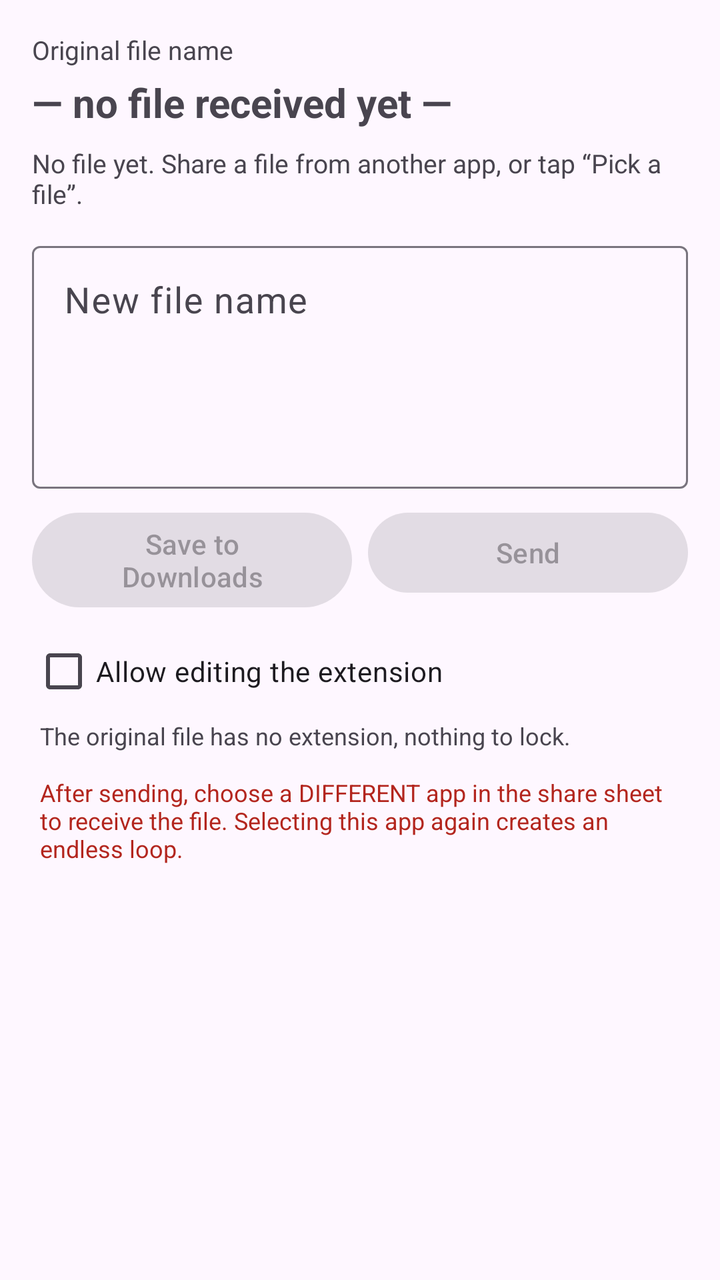
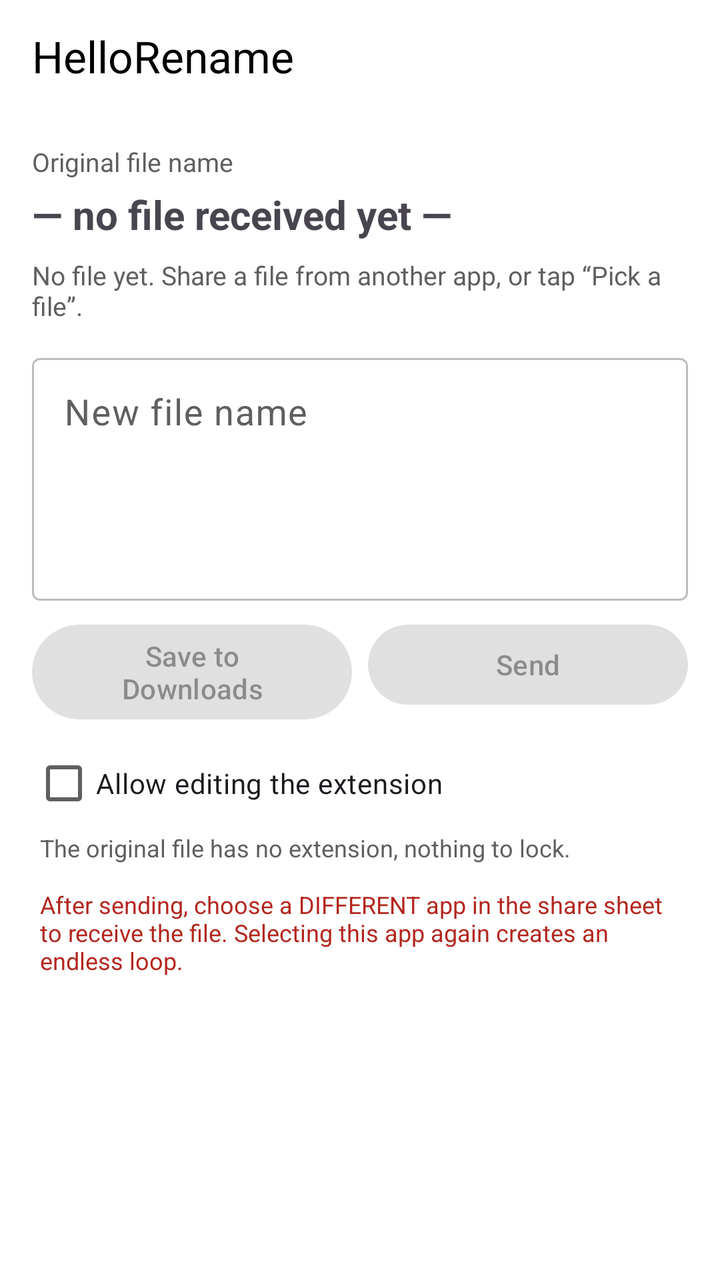

An Android layout rendered at two revisions. The XML below is the earlier revision; the diff shows what the commit changed to produce the second picture.
<!-- AndroidManifest.xml: application theme Theme.Hellorename -->
<!-- res/layout/activity_main.xml -->
<?xml version="1.0" encoding="utf-8"?>
<ScrollView xmlns:android="http://schemas.android.com/apk/res/android"
    xmlns:app="http://schemas.android.com/apk/res-auto"
    android:layout_width="match_parent"
    android:layout_height="match_parent"
    android:fillViewport="true">

    <LinearLayout
        android:layout_width="match_parent"
        android:layout_height="wrap_content"
        android:orientation="vertical"
        android:padding="16dp">

        
        <TextView
            android:id="@+id/oldNameLabel"
            android:layout_width="wrap_content"
            android:layout_height="wrap_content"
            android:text="@string/label_original_name"
            android:textColor="?attr/colorOnSurfaceVariant"
            android:textSize="13sp" />

        <TextView
            android:id="@+id/oldNameText"
            android:layout_width="match_parent"
            android:layout_height="wrap_content"
            android:layout_marginTop="4dp"
            android:text="@string/old_name_none"
            android:textIsSelectable="true"
            android:textSize="20sp"
            android:textStyle="bold" />

        <com.google.android.material.button.MaterialButton
            android:id="@+id/pickButton"
            style="@style/Widget.Material3.Button.TonalButton"
            android:layout_width="wrap_content"
            android:layout_height="wrap_content"
            android:layout_marginTop="8dp"
            android:text="@string/action_pick"
            android:visibility="gone" />

        <TextView
            android:id="@+id/statusText"
            android:layout_width="match_parent"
            android:layout_height="wrap_content"
            android:layout_marginTop="8dp"
            android:text="@string/status_no_file"
            android:textColor="?attr/colorOnSurfaceVariant"
            android:textSize="13sp" />

        
        <com.google.android.material.textfield.TextInputLayout
            android:id="@+id/nameInputLayout"
            style="@style/Widget.Material3.TextInputLayout.OutlinedBox"
            android:layout_width="match_parent"
            android:layout_height="wrap_content"
            android:layout_marginTop="12dp"
            android:hint="@string/hint_new_name"
            app:endIconMode="none">

            <com.google.android.material.textfield.TextInputEditText
                android:id="@+id/nameInput"
                android:layout_width="match_parent"
                android:layout_height="wrap_content"
                android:gravity="top|start"
                android:inputType="textMultiLine|textNoSuggestions"
                android:maxLines="10"
                android:minLines="4"
                android:textSize="18sp" />
        </com.google.android.material.textfield.TextInputLayout>

        
        <LinearLayout
            android:layout_width="match_parent"
            android:layout_height="wrap_content"
            android:layout_marginTop="8dp"
            android:baselineAligned="false"
            android:orientation="horizontal">

            <com.google.android.material.button.MaterialButton
                android:id="@+id/saveButton"
                style="@style/Widget.Material3.Button.TonalButton"
                android:layout_width="0dp"
                android:layout_height="wrap_content"
                android:layout_marginEnd="8dp"
                android:layout_weight="1"
                android:enabled="false"
                android:text="@string/action_save" />

            <com.google.android.material.button.MaterialButton
                android:id="@+id/sendButton"
                android:layout_width="0dp"
                android:layout_height="wrap_content"
                android:layout_weight="1"
                android:enabled="false"
                android:text="@string/action_send" />
        </LinearLayout>

        <ProgressBar
            android:id="@+id/progress"
            style="?android:attr/progressBarStyleHorizontal"
            android:layout_width="match_parent"
            android:layout_height="wrap_content"
            android:layout_marginTop="8dp"
            android:indeterminate="true"
            android:max="100"
            android:visibility="gone" />

        <com.google.android.material.checkbox.MaterialCheckBox
            android:id="@+id/allowExtCheck"
            android:layout_width="match_parent"
            android:layout_height="wrap_content"
            android:layout_marginTop="4dp"
            android:text="@string/allow_edit_ext" />

        <TextView
            android:id="@+id/hintText"
            android:layout_width="match_parent"
            android:layout_height="wrap_content"
            android:layout_marginStart="4dp"
            android:text="@string/hint_no_ext"
            android:textColor="?attr/colorOnSurfaceVariant"
            android:textSize="12sp" />

        
        <TextView
            android:id="@+id/warningText"
            android:layout_width="match_parent"
            android:layout_height="wrap_content"
            android:layout_marginStart="4dp"
            android:layout_marginTop="12dp"
            android:text="@string/warn_no_loop"
            android:textColor="@color/status_error"
            android:textSize="12sp" />
    </LinearLayout>
</ScrollView>
<!-- resources referenced by this layout -->
<resources>
  <color name="status_error">#B3261E</color>
  <string name="action_pick">Pick a file</string>
  <string name="action_save">Save to Downloads</string>
  <string name="action_send">Send</string>
  <string name="allow_edit_ext">Allow editing the extension</string>
  <string name="hint_new_name">New file name</string>
  <string name="hint_no_ext">The original file has no extension, nothing to lock.</string>
  <string name="label_original_name">Original file name</string>
  <string name="old_name_none">— no file received yet —</string>
  <string name="status_no_file">No file yet. Share a file from another app, or tap “Pick a file”.</string>
  <string name="warn_no_loop">After sending, choose a DIFFERENT app in the share sheet to receive the file. Selecting this app again creates an endless loop.</string>
  <style name="Theme.Hellorename" parent="Theme.Material3.DayNight">
          <item name="colorPrimary">@color/brand_primary</item>
          <item name="colorOnPrimary">@color/brand_on_primary</item>
          <item name="colorPrimaryContainer">@color/brand_primary_container</item>
          <item name="colorOnPrimaryContainer">@color/brand_on_primary_container</item>
      </style>
  <color name="brand_primary">#1565C0</color>
  <color name="brand_on_primary">#FFFFFF</color>
  <color name="brand_primary_container">#D6E3FF</color>
  <color name="brand_on_primary_container">#001B3F</color>
</resources>

<!-- the commit's change to res/layout/activity_main.xml (unified diff, before → after) -->
@@ -1,136 +1,152 @@
 <?xml version="1.0" encoding="utf-8"?>
-<ScrollView xmlns:android="http://schemas.android.com/apk/res/android"
+<LinearLayout xmlns:android="http://schemas.android.com/apk/res/android"
     xmlns:app="http://schemas.android.com/apk/res-auto"
     android:layout_width="match_parent"
     android:layout_height="match_parent"
-    android:fillViewport="true">
+    android:orientation="vertical">
 
-    <LinearLayout
+    
+    <androidx.appcompat.widget.Toolbar
+        android:id="@+id/toolbar"
         android:layout_width="match_parent"
-        android:layout_height="wrap_content"
-        android:orientation="vertical"
-        android:padding="16dp">
+        android:layout_height="@dimen/top_bar_height"
+        android:background="?android:attr/colorBackground"
+        app:title="@string/app_name"
+        app:titleTextColor="?attr/colorOnSurface" />
 
-        
-        <TextView
-            android:id="@+id/oldNameLabel"
-            android:layout_width="wrap_content"
-            android:layout_height="wrap_content"
-            android:text="@string/label_original_name"
-            android:textColor="?attr/colorOnSurfaceVariant"
-            android:textSize="13sp" />
+    <ScrollView
+        android:layout_width="match_parent"
+        android:layout_height="0dp"
+        android:layout_weight="1"
+        android:fillViewport="true">
 
-        <TextView
-            android:id="@+id/oldNameText"
-            android:layout_width="match_parent"
-            android:layout_height="wrap_content"
-            android:layout_marginTop="4dp"
-            android:text="@string/old_name_none"
-            android:textIsSelectable="true"
-            android:textSize="20sp"
-            android:textStyle="bold" />
-
-        <com.google.android.material.button.MaterialButton
-            android:id="@+id/pickButton"
-            style="@style/Widget.Material3.Button.TonalButton"
-            android:layout_width="wrap_content"
-            android:layout_height="wrap_content"
-            android:layout_marginTop="8dp"
-            android:text="@string/action_pick"
-            android:visibility="gone" />
-
-        <TextView
-            android:id="@+id/statusText"
-            android:layout_width="match_parent"
-            android:layout_height="wrap_content"
-            android:layout_marginTop="8dp"
-            android:text="@string/status_no_file"
-            android:textColor="?attr/colorOnSurfaceVariant"
-            android:textSize="13sp" />
-
-        
-        <com.google.android.material.textfield.TextInputLayout
-            android:id="@+id/nameInputLayout"
-            style="@style/Widget.Material3.TextInputLayout.OutlinedBox"
-            android:layout_width="match_parent"
-            android:layout_height="wrap_content"
-            android:layout_marginTop="12dp"
-            android:hint="@string/hint_new_name"
-            app:endIconMode="none">
-
-            <com.google.android.material.textfield.TextInputEditText
-                android:id="@+id/nameInput"
-                android:layout_width="match_parent"
-                android:layout_height="wrap_content"
-                android:gravity="top|start"
-                android:inputType="textMultiLine|textNoSuggestions"
-                android:maxLines="10"
-                android:minLines="4"
-                android:textSize="18sp" />
-        </com.google.android.material.textfield.TextInputLayout>
-
-        
         <LinearLayout
             android:layout_width="match_parent"
             android:layout_height="wrap_content"
-            android:layout_marginTop="8dp"
-            android:baselineAligned="false"
-            android:orientation="horizontal">
+            android:orientation="vertical"
+            android:padding="16dp">
+
+            
+            <TextView
+                android:id="@+id/oldNameLabel"
+                android:layout_width="wrap_content"
+                android:layout_height="wrap_content"
+                android:text="@string/label_original_name"
+                android:textColor="?attr/colorOnSurfaceVariant"
+                android:textSize="13sp" />
+
+            <TextView
+                android:id="@+id/oldNameText"
+                android:layout_width="match_parent"
+                android:layout_height="wrap_content"
+                android:layout_marginTop="4dp"
+                android:text="@string/old_name_none"
+                android:textIsSelectable="true"
+                android:textSize="20sp"
+                android:textStyle="bold" />
 
             <com.google.android.material.button.MaterialButton
-                android:id="@+id/saveButton"
+                android:id="@+id/pickButton"
                 style="@style/Widget.Material3.Button.TonalButton"
-                android:layout_width="0dp"
+                android:layout_width="wrap_content"
                 android:layout_height="wrap_content"
-                android:layout_marginEnd="8dp"
-                android:layout_weight="1"
-                android:enabled="false"
-                android:text="@string/action_save" />
+                android:layout_marginTop="8dp"
+                android:text="@string/action_pick"
+                android:visibility="gone" />
 
-            <com.google.android.material.button.MaterialButton
-                android:id="@+id/sendButton"
-                android:layout_width="0dp"
+            <TextView
+                android:id="@+id/statusText"
+                android:layout_width="match_parent"
                 android:layout_height="wrap_content"
-                android:layout_weight="1"
-                android:enabled="false"
-                android:text="@string/action_send" />
+                android:layout_marginTop="8dp"
+                android:text="@string/status_no_file"
+                android:textColor="?attr/colorOnSurfaceVariant"
+                android:textSize="13sp" />
+
+            
+            <com.google.android.material.textfield.TextInputLayout
+                android:id="@+id/nameInputLayout"
+                style="@style/Widget.Material3.TextInputLayout.OutlinedBox"
+                android:layout_width="match_parent"
+                android:layout_height="wrap_content"
+                android:layout_marginTop="12dp"
+                android:hint="@string/hint_new_name"
+                app:endIconMode="none">
+
+                <com.google.android.material.textfield.TextInputEditText
+                    android:id="@+id/nameInput"
+                    android:layout_width="match_parent"
+                    android:layout_height="wrap_content"
+                    android:gravity="top|start"
+                    android:inputType="textMultiLine|textNoSuggestions"
+                    android:maxLines="10"
+                    android:minLines="4"
+                    android:textSize="18sp" />
+            </com.google.android.material.textfield.TextInputLayout>
+
+            
+            <LinearLayout
+                android:layout_width="match_parent"
+                android:layout_height="wrap_content"
+                android:layout_marginTop="8dp"
+                android:baselineAligned="false"
+                android:orientation="horizontal">
+
+                <com.google.android.material.button.MaterialButton
+                    android:id="@+id/saveButton"
+                    style="@style/Widget.Material3.Button.TonalButton"
+                    android:layout_width="0dp"
+                    android:layout_height="wrap_content"
+                    android:layout_marginEnd="8dp"
+                    android:layout_weight="1"
+                    android:enabled="false"
+                    android:text="@string/action_save" />
+
+                <com.google.android.material.button.MaterialButton
+                    android:id="@+id/sendButton"
+                    android:layout_width="0dp"
+                    android:layout_height="wrap_content"
+                    android:layout_weight="1"
+                    android:enabled="false"
+                    android:text="@string/action_send" />
+            </LinearLayout>
+
+            <ProgressBar
+                android:id="@+id/progress"
+                style="?android:attr/progressBarStyleHorizontal"
+                android:layout_width="match_parent"
+                android:layout_height="wrap_content"
+                android:layout_marginTop="8dp"
+                android:indeterminate="true"
+                android:max="100"
+                android:visibility="gone" />
+
+            <com.google.android.material.checkbox.MaterialCheckBox
+                android:id="@+id/allowExtCheck"
+                android:layout_width="match_parent"
+                android:layout_height="wrap_content"
+                android:layout_marginTop="4dp"
+                android:text="@string/allow_edit_ext" />
+
+            <TextView
+                android:id="@+id/hintText"
+                android:layout_width="match_parent"
+                android:layout_height="wrap_content"
+                android:layout_marginStart="4dp"
+                android:text="@string/hint_no_ext"
+                android:textColor="?attr/colorOnSurfaceVariant"
+                android:textSize="12sp" />
+
+            
+            <TextView
+                android:id="@+id/warningText"
+                android:layout_width="match_parent"
+                android:layout_height="wrap_content"
+                android:layout_marginStart="4dp"
+                android:layout_marginTop="12dp"
+                android:text="@string/warn_no_loop"
+                android:textColor="@color/status_error"
+                android:textSize="12sp" />
         </LinearLayout>
-
-        <ProgressBar
-            android:id="@+id/progress"
-            style="?android:attr/progressBarStyleHorizontal"
-            android:layout_width="match_parent"
-            android:layout_height="wrap_content"
-            android:layout_marginTop="8dp"
-            android:indeterminate="true"
-            android:max="100"
-            android:visibility="gone" />
-
-        <com.google.android.material.checkbox.MaterialCheckBox
-            android:id="@+id/allowExtCheck"
-            android:layout_width="match_parent"
-            android:layout_height="wrap_content"
-            android:layout_marginTop="4dp"
-            android:text="@string/allow_edit_ext" />
-
-        <TextView
-            android:id="@+id/hintText"
-            android:layout_width="match_parent"
-            android:layout_height="wrap_content"
-            android:layout_marginStart="4dp"
-            android:text="@string/hint_no_ext"
-            android:textColor="?attr/colorOnSurfaceVariant"
-            android:textSize="12sp" />
-
-        
-        <TextView
-            android:id="@+id/warningText"
-            android:layout_width="match_parent"
-            android:layout_height="wrap_content"
-            android:layout_marginStart="4dp"
-            android:layout_marginTop="12dp"
-            android:text="@string/warn_no_loop"
-            android:textColor="@color/status_error"
-            android:textSize="12sp" />
-    </LinearLayout>
-</ScrollView>
+    </ScrollView>
+</LinearLayout>
<!-- resource entries referenced after the edit -->
@@ -1,10 +1,12 @@
 <!-- resources referenced by this layout -->
 <resources>
-  <color name="status_error">#B3261E</color>
+  <color name="status_error">#FFB3261E</color>
+  <dimen name="top_bar_height">56dp</dimen>
   <string name="action_pick">Pick a file</string>
   <string name="action_save">Save to Downloads</string>
   <string name="action_send">Send</string>
   <string name="allow_edit_ext">Allow editing the extension</string>
+  <string name="app_name">HelloRename</string>
   <string name="hint_new_name">New file name</string>
   <string name="hint_no_ext">The original file has no extension, nothing to lock.</string>
   <string name="label_original_name">Original file name</string>
@@ -16,10 +18,35 @@
           <item name="colorOnPrimary">@color/brand_on_primary</item>
           <item name="colorPrimaryContainer">@color/brand_primary_container</item>
           <item name="colorOnPrimaryContainer">@color/brand_on_primary_container</item>
+          <item name="colorSecondary">@color/brand_primary</item>
+          <item name="colorOnSecondary">@color/brand_on_primary</item>
+          <item name="colorSecondaryContainer">@color/brand_secondary_container</item>
+          <item name="colorOnSecondaryContainer">@color/brand_on_secondary_container</item>
+  
+          
+          <item name="colorSurface">@color/app_background</item>
+          <item name="colorOnSurface">@color/app_on_background</item>
+          <item name="colorSurfaceVariant">@color/app_surface_variant</item>
+          <item name="colorOnSurfaceVariant">@color/app_on_background_variant</item>
+          <item name="colorOutline">@color/app_outline</item>
+          <item name="android:colorBackground">@color/app_background</item>
+          <item name="colorOnBackground">@color/app_on_background</item>
+          <item name="android:windowBackground">@color/app_background</item>
+  
+          
+          <item name="android:statusBarColor">@color/app_background</item>
+          <item name="android:windowLightStatusBar">@bool/is_light_theme</item>
       </style>
-  <color name="brand_primary">#1565C0</color>
-  <color name="brand_on_primary">#FFFFFF</color>
-  <color name="brand_primary_container">#D6E3FF</color>
-  <color name="brand_on_primary_container">#001B3F</color>
+  <color name="brand_primary">#FF000000</color>
+  <color name="brand_on_primary">#FFFFFFFF</color>
+  <color name="brand_primary_container">#FFF2F2F2</color>
+  <color name="brand_on_primary_container">#FF000000</color>
+  <color name="brand_secondary_container">#FFF2F2F2</color>
+  <color name="brand_on_secondary_container">#FF000000</color>
+  <color name="app_background">#FFFFFFFF</color>
+  <color name="app_on_background">#FF000000</color>
+  <color name="app_surface_variant">#FFF2F2F2</color>
+  <color name="app_on_background_variant">#FF5F5F5F</color>
+  <color name="app_outline">#FFBDBDBD</color>
 </resources>
 
